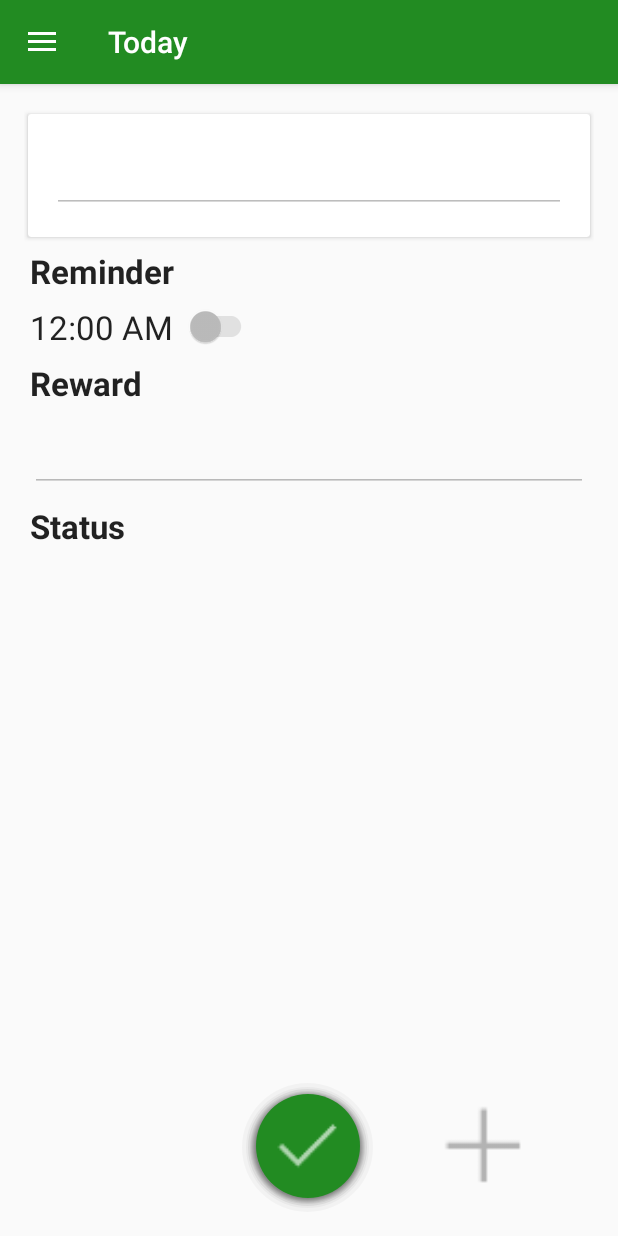
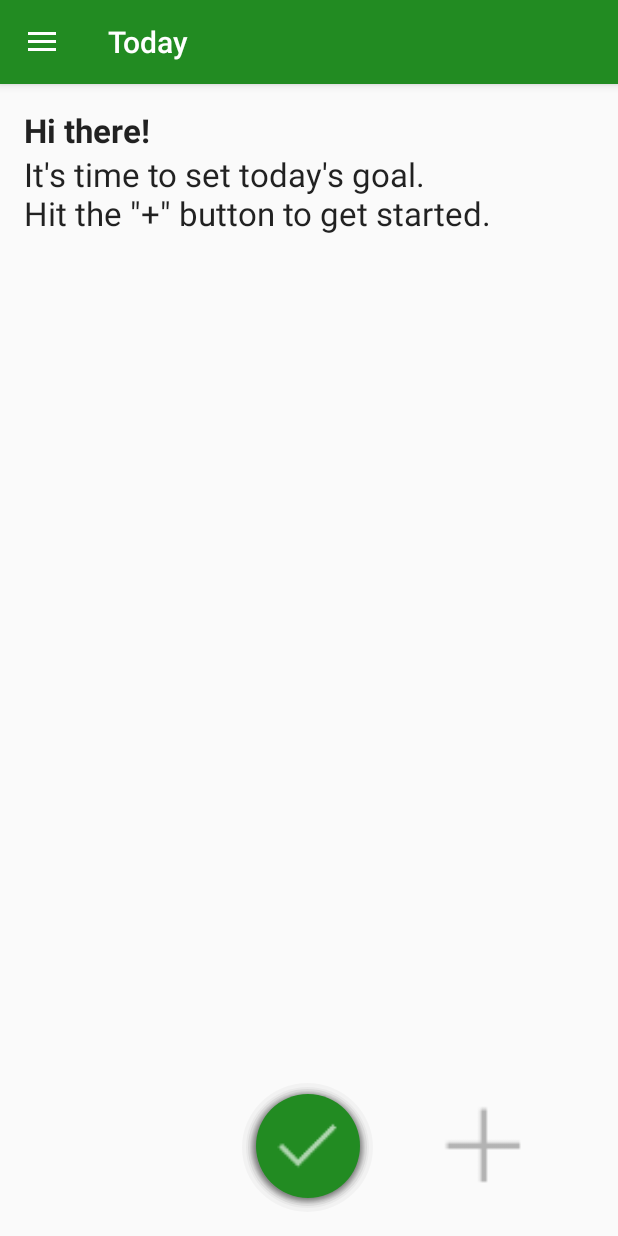
Before and after one commit to mattdietrich/Achieved, an Android app: the screen it shows after launch (MainActivity), after a tap on an icon or button, on a phone screen of 412 x 824 dp. Run offline under Robolectric (Android 15) with nearby library versions, the phone set to English and light mode, and no system bars.

Commit message:
Show a friendly message if today's goal isn't set
Also hide other views

```diff
--- a/app/src/main/java/ca/mdietr/achieved/TodayFragment.java
+++ b/app/src/main/java/ca/mdietr/achieved/TodayFragment.java
@@ -12,6 +12,7 @@ import android.net.Uri;
 import android.os.Bundle;
 import android.support.v4.app.Fragment;
 import android.support.v7.app.AlertDialog;
+import android.support.v7.widget.CardView;
 import android.support.v7.widget.SwitchCompat;
 import android.text.Editable;
 import android.text.TextWatcher;
@@ -46,10 +47,14 @@ public class TodayFragment extends Fragment {
     private OnFragmentInteractionListener mListener;
 
     // UI Controls
+    private View cardInclude;
     private EditText txtGoal;
+    private TextView txtReminderLabel;
     private TextView txtReminderTime;
     private SwitchCompat reminderSwitch;
+    private TextView txtRewardLabel;
     private EditText txtReward;
+    private TextView txtStatusLabel;
     private TextView txtStatus;
     private TimePickerDialog.OnTimeSetListener mTimeSetListener;
     private LinearLayout defaultButtonRow;
@@ -59,6 +64,12 @@ public class TodayFragment extends Fragment {
     private ImageButton editButton;
     private ImageButton cancelEditButton;
     private ImageButton confirmEditButton;
+
+    private TextView txtNoGoalTitle;
+    private TextView txtNoGoalMessage;
+
+    private View[] formViews;
+    private View[] noGoalViews;
 
     private Goal todaysGoal;
     private Reminder todaysReminder;
@@ -97,6 +108,11 @@ public class TodayFragment extends Fragment {
     public View onCreateView(LayoutInflater inflater, ViewGroup container,
                              Bundle savedInstanceState) {
         View rootView = inflater.inflate(R.layout.fragment_today, container, false);
+
+        cardInclude = rootView.findViewById(R.id.include);
+        txtReminderLabel = (TextView) rootView.findViewById(R.id.txt_reminder_label);
+        txtRewardLabel = (TextView) rootView.findViewById(R.id.txt_reward_label);
+        txtStatusLabel = (TextView) rootView.findViewById(R.id.txt_status_label);
 
         txtGoal = (EditText) rootView.findViewById(R.id.card_view_goal_name);
         txtGoal.addTextChangedListener(new TextWatcher() {
@@ -195,6 +211,13 @@ public class TodayFragment extends Fragment {
                 reminderSwitch.setChecked(true);
             }
         };
+
+        formViews = new View[] {cardInclude, txtReminderLabel, txtReminderTime, reminderSwitch, txtRewardLabel, txtReward, txtStatusLabel, txtStatus};
+
+        txtNoGoalTitle = (TextView) rootView.findViewById(R.id.no_goal_title);
+        txtNoGoalMessage = (TextView) rootView.findViewById(R.id.no_goal_message);
+
+        noGoalViews = new View[] {txtNoGoalTitle, txtNoGoalMessage};
 
         return rootView;
     }
@@ -373,18 +396,30 @@ public class TodayFragment extends Fragment {
         updateUIWithGoal(todaysGoal);
         updateUIWithReminder(todaysReminder);
         if (todaysGoal == null) {
+            setViewListVisibility(formViews, View.GONE); // Hide the form fields
+            setViewListVisibility(noGoalViews, View.VISIBLE); // Show the "No Goal" message
+
             editButton.setEnabled(false);
             editButton.setVisibility(View.INVISIBLE);
             addButton.setEnabled(true);
             addButton.setVisibility(View.VISIBLE);
         }
         else {
+            setViewListVisibility(formViews, View.VISIBLE); // Show the form fields
+            setViewListVisibility(noGoalViews, View.GONE); // Hide the "No Goal" message
+
             editButton.setEnabled(true);
             editButton.setVisibility(View.VISIBLE);
             addButton.setEnabled(false);
             addButton.setVisibility(View.INVISIBLE);
         }
         // TODO - Hide Refresh Animation
+    }
+
+    private void setViewListVisibility(View[] viewList, int visibility) {
+        for (View v: viewList) {
+            v.setVisibility(visibility);
+        }
     }
 
     private void setReminderAlarm() {
--- a/app/src/main/res/layout/fragment_today.xml
+++ b/app/src/main/res/layout/fragment_today.xml
@@ -6,6 +6,24 @@
     android:paddingTop="@dimen/activity_vertical_margin"
     android:paddingBottom="@dimen/activity_vertical_margin"
     tools:context=".MainActivity$PlaceholderFragment">
+
+    <TextView
+        android:id="@+id/no_goal_title"
+        android:layout_width="wrap_content"
+        android:layout_height="wrap_content"
+        android:textAppearance="?android:attr/textAppearanceLarge"
+        android:textStyle="bold"
+        android:visibility="gone"
+        android:text="@string/no_goal_title"/>
+
+    <TextView
+        android:id="@+id/no_goal_message"
+        android:layout_width="wrap_content"
+        android:layout_height="wrap_content"
+        android:layout_below="@id/no_goal_title"
+        android:textAppearance="?android:attr/textAppearanceLarge"
+        android:visibility="gone"
+        android:text="@string/no_goal_message"/>
 
     <include layout="@layout/card_view_goal"
         android:id="@+id/include"/>
--- a/app/src/main/res/values/strings.xml
+++ b/app/src/main/res/values/strings.xml
@@ -9,6 +9,8 @@
     <string name="navigation_drawer_close">Close navigation drawer</string>
     <string name="action_example">Example action</string>
     <string name="action_settings">Settings</string>
+    <string name="no_goal_title">Hi there!</string>
+    <string name="no_goal_message">It\'s time to set today\'s goal.\nHit the \"+\" button to get started.</string>
     <string name="hello_blank_fragment">Hello blank fragment</string>
     <string name="title_activity_new_goal">Set a new goal</string>
     <string name="new_goal_text_hint">Today\'s Goal</string>
```
